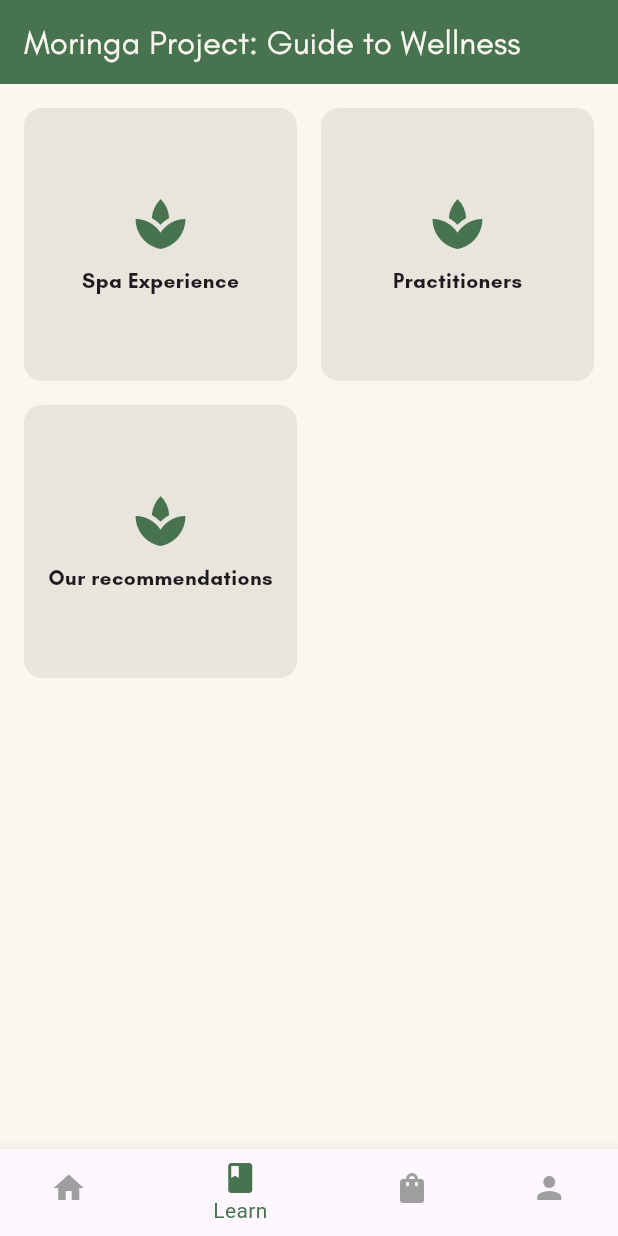
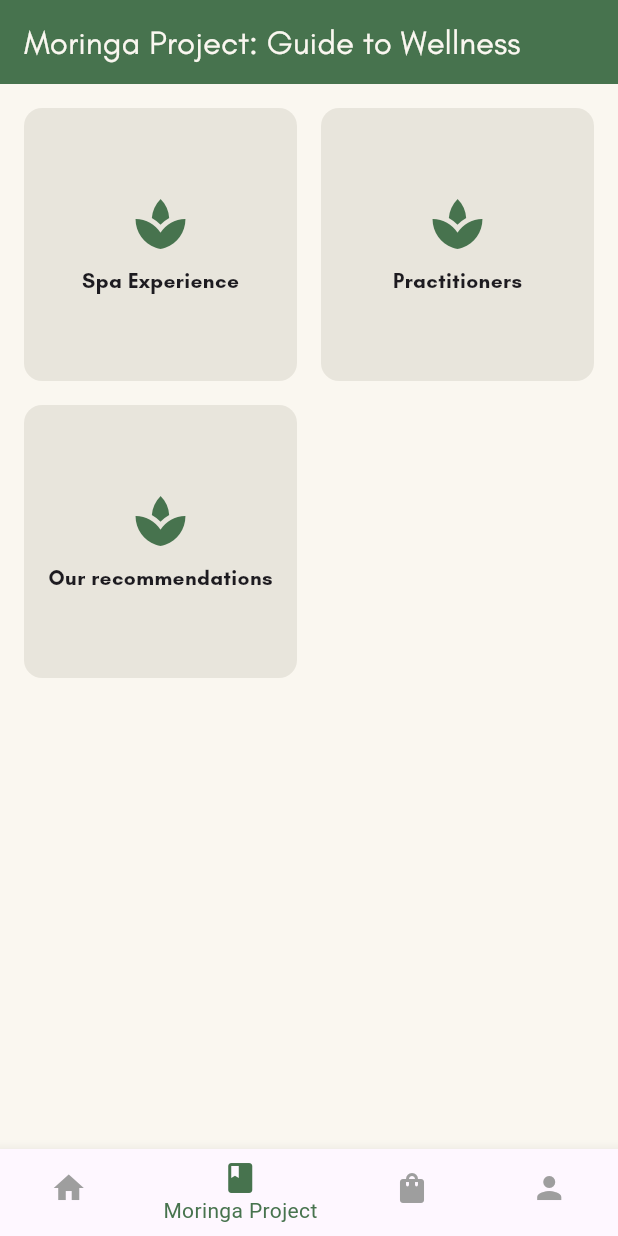
Before and after one commit to genbautista/moringa_project_app, a Flutter app: the screen it shows after launch, item 2 of the bottom bar chosen, on a phone screen of 412 x 824 dp. Run offline on Flutter 3.47's test engine with Material 3 defaults, Android fonts, the phone set to English and light mode, and no system bars; network calls fail.

Commit message:
text changes

```diff
--- a/lib/main_navigation.dart
+++ b/lib/main_navigation.dart
@@ -32,7 +32,7 @@ class _MainNavigationState extends State<MainNavigation> {
         onTap: (index) => setState(() => _currentIndex = index),
         items: const [
           BottomNavigationBarItem(icon: Icon(Icons.home), label: 'Home'),
-          BottomNavigationBarItem(icon: Icon(Icons.book), label: 'Learn'),
+          BottomNavigationBarItem(icon: Icon(Icons.book), label: 'Moringa Project'),
           BottomNavigationBarItem(icon: Icon(Icons.shopping_bag), label: 'Shop'),
           BottomNavigationBarItem(icon: Icon(Icons.person), label: 'Account'),
         ],
```
